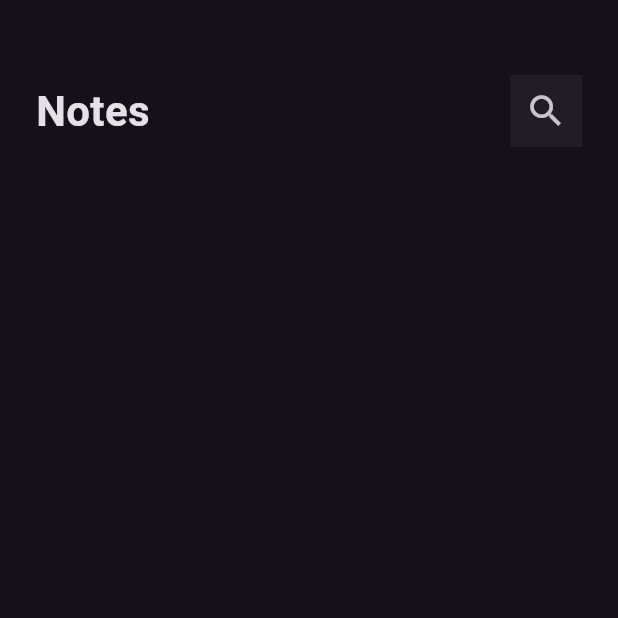
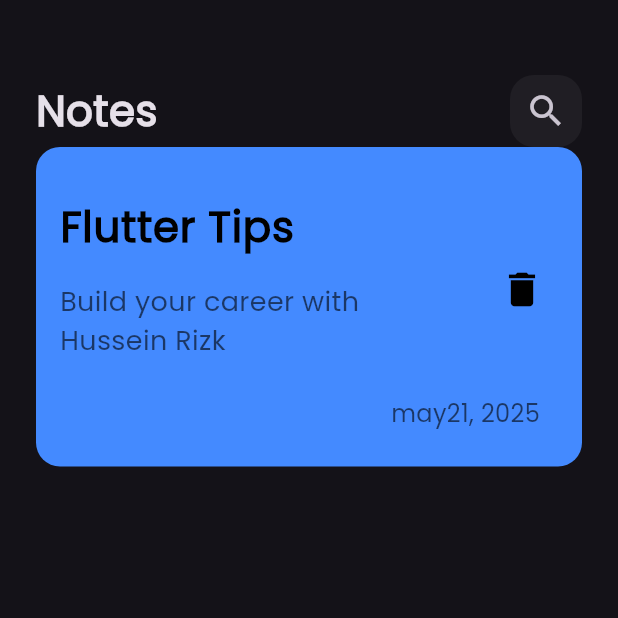
Before and after one commit to ibnRizk/Mind-Vault, a Flutter app: the screen it shows after launch, on a phone screen of 412 x 824 dp, the top half of it. Run offline on Flutter 3.47's test engine with Material 3 defaults, Android fonts, the light colour scheme and no system bars.

Commit message:
create note item

```diff
--- a/lib/main.dart
+++ b/lib/main.dart
@@ -1,7 +1,11 @@
 import 'package:flutter/material.dart';
+import 'package:flutter/services.dart';
 import 'package:mindvault/views/notes_view.dart';
 
 void main() {
+  SystemChrome.setSystemUIOverlayStyle(
+    const SystemUiOverlayStyle(statusBarColor: Colors.transparent),
+  );
   runApp(const MindVault());
 }
 
@@ -10,6 +14,9 @@
 
   @override
   Widget build(BuildContext context) {
-    return MaterialApp(theme: ThemeData.dark(), home: NotesView());
+    return MaterialApp(
+      theme: ThemeData(brightness: Brightness.dark, fontFamily: 'Poppins'),
+      home: NotesView(),
+    );
   }
 }
--- /dev/null
+++ b/lib/views/widget/note_item.dart
@@ -0,0 +1,57 @@
+import 'package:flutter/material.dart';
+
+class NoteItem extends StatelessWidget {
+  const NoteItem({super.key});
+
+  @override
+  Widget build(BuildContext context) {
+    return Container(
+      padding: EdgeInsets.only(top: 24, bottom: 24, left: 16, right: 16),
+      decoration: BoxDecoration(
+        color: Colors.blueAccent,
+        borderRadius: BorderRadius.circular(16),
+      ),
+      child: Column(
+        crossAxisAlignment: CrossAxisAlignment.end,
+        children: [
+          ListTile(
+            contentPadding: EdgeInsets.zero,
+            title: Text(
+              'Flutter Tips',
+              style: TextStyle(
+                fontSize: 28,
+                fontWeight: FontWeight.bold,
+                color: Colors.black,
+              ),
+            ),
+            subtitle: Padding(
+              padding: const EdgeInsets.symmetric(vertical: 16),
+              child: Text(
+                'Build your career with Hussein Rizk',
+                style: TextStyle(
+                  color: Colors.black.withValues(alpha: 0.6),
+                  fontSize: 18,
+                ),
+              ),
+            ),
+            trailing: IconButton(
+              padding: EdgeInsets.zero,
+              onPressed: () {},
+              icon: Icon(Icons.delete, color: Colors.black, size: 30),
+            ),
+          ),
+          Padding(
+            padding: const EdgeInsets.only(right: 12),
+            child: Text(
+              'may21, 2025',
+              style: TextStyle(
+                fontSize: 16,
+                color: Colors.black.withValues(alpha: 0.6),
+              ),
+            ),
+          ),
+        ],
+      ),
+    );
+  }
+}
--- a/lib/views/widget/notes_view_body.dart
+++ b/lib/views/widget/notes_view_body.dart
@@ -1,6 +1,7 @@
 import 'package:flutter/material.dart';
 
 import 'custom_app_bar.dart';
+import 'note_item.dart';
 
 class NotesViewBody extends StatelessWidget {
   const NotesViewBody({super.key});
@@ -9,7 +10,9 @@
   Widget build(BuildContext context) {
     return Padding(
       padding: const EdgeInsets.symmetric(horizontal: 24),
-      child: Column(children: [SizedBox(height: 50), CustomAppBar()]),
+      child: Column(
+        children: [SizedBox(height: 50), CustomAppBar(), NoteItem()],
+      ),
     );
   }
 }
--- a/lib/views/widget/search_icon.dart
+++ b/lib/views/widget/search_icon.dart
@@ -8,7 +8,10 @@
     return Container(
       height: 48,
       width: 48,
-      decoration: BoxDecoration(color: Colors.white.withValues(alpha: 0.05)),
+      decoration: BoxDecoration(
+        color: Colors.white.withValues(alpha: 0.05),
+        borderRadius: BorderRadius.circular(16),
+      ),
       child: IconButton(onPressed: () {}, icon: Icon(Icons.search, size: 28)),
     );
   }
```
Also changed, not shown: lib/views/widget/note_icon.dart (added, +57 -0 lines), pubspec.yaml (+7 -12 lines), assets/fonts/Poppins-Regular.ttf (added).
